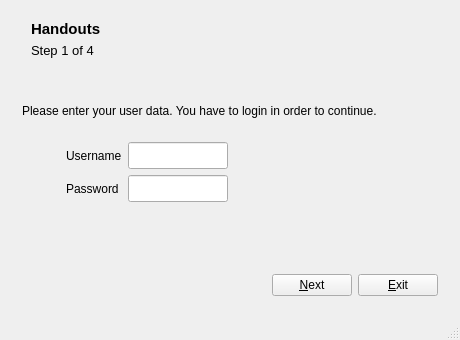
Above: portfolio/ui/mainwindow.ui from manutorres/pernambuco before the change. Below: the same form after it.
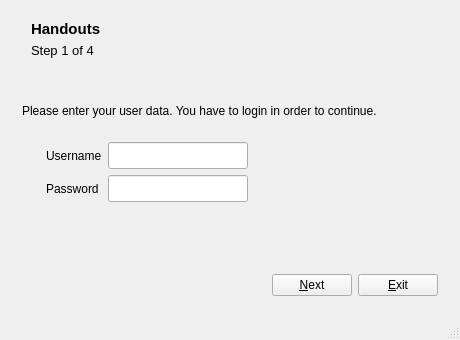
That is the form after the change. The open tabs and pages were chosen to show the change. Icons and pictures are not drawn.

```diff
--- a/portfolio/ui/mainwindow.ui
+++ b/portfolio/ui/mainwindow.ui
@@ -305,6 +305,12 @@
         </item>
         <item row="2" column="4">
          <widget class="QLineEdit" name="lineEditUsername">
+          <property name="minimumSize">
+           <size>
+            <width>140</width>
+            <height>0</height>
+           </size>
+          </property>
           <property name="maximumSize">
            <size>
             <width>140</width>
@@ -322,6 +328,12 @@
         </item>
         <item row="3" column="4">
          <widget class="QLineEdit" name="lineEditPassword">
+          <property name="minimumSize">
+           <size>
+            <width>140</width>
+            <height>0</height>
+           </size>
+          </property>
           <property name="maximumSize">
            <size>
             <width>140</width>
@@ -367,7 +379,7 @@
           </property>
          </spacer>
         </item>
-        <item row="4" column="2" colspan="4">
+        <item row="4" column="2" colspan="5">
          <widget class="QLabel" name="lblForgotenPassword">
           <property name="minimumSize">
            <size>
```
Left out of the diff: 4 changed lines with no effect on the pictures.
